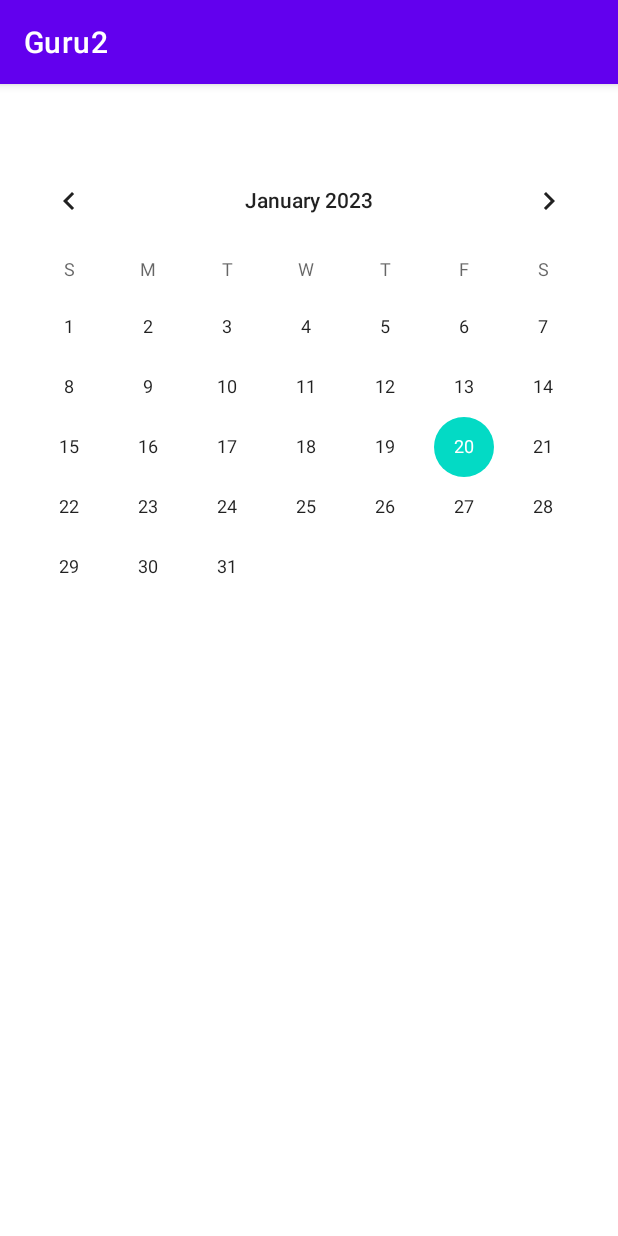
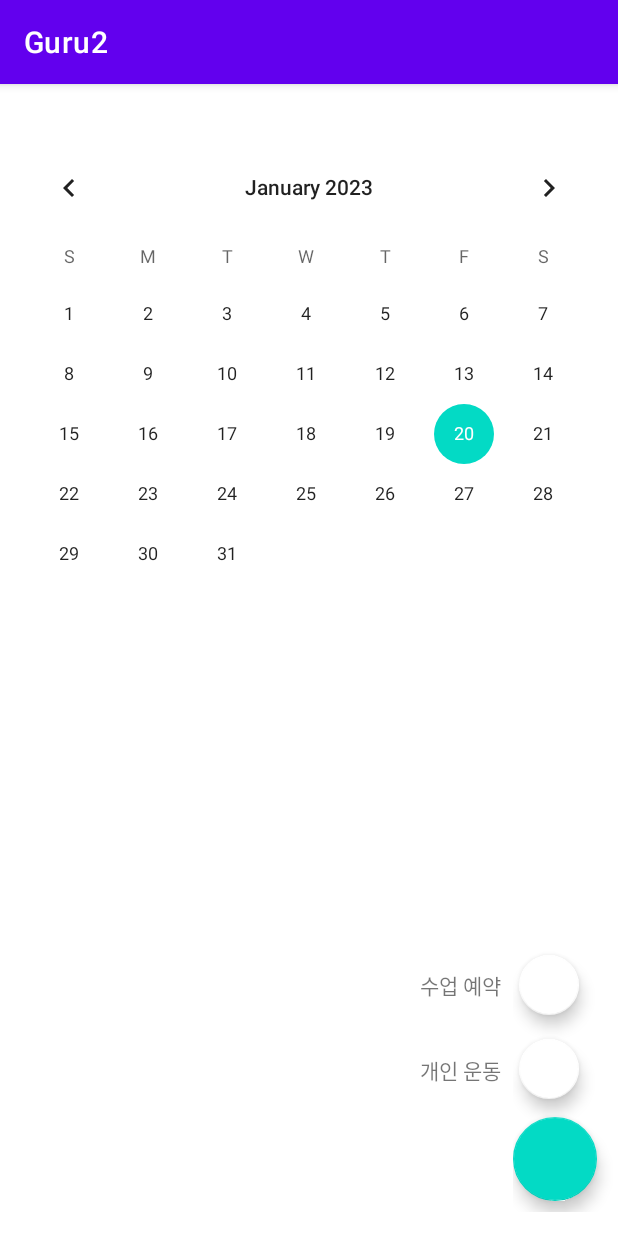
Before and after one commit to limce106/Guru2-Wefit, an Android app: the schedule screen opened directly, with no data from a screen before it, on a phone screen of 412 x 824 dp. Run offline under Robolectric (Android 15) with nearby library versions, the phone set to English and light mode, and no system bars.

Commit message:
캘린더 삽입 및 오류 수정

```diff
--- a/app/src/main/res/layout/activity_exercise_rec_main.xml
+++ b/app/src/main/res/layout/activity_exercise_rec_main.xml
@@ -4,7 +4,7 @@
     xmlns:tools="http://schemas.android.com/tools"
     android:layout_width="match_parent"
     android:layout_height="match_parent"
-    tools:context=".ExerciseRecordMain">
+    tools:context=".ExerciseRec_main">
 
     <androidx.viewpager.widget.ViewPager
         android:id="@+id/viewpager"
--- a/app/src/main/res/layout/activity_schedule.xml
+++ b/app/src/main/res/layout/activity_schedule.xml
@@ -6,10 +6,76 @@
     android:layout_height="match_parent"
     tools:context=".schedule">
 
+    <TextView
+        android:id="@+id/tv_mealRecord3"
+        android:layout_width="wrap_content"
+        android:layout_height="wrap_content"
+        android:layout_marginEnd="8dp"
+        android:layout_marginBottom="100dp"
+        android:text="개인 운동"
+        app:layout_constraintBottom_toBottomOf="parent"
+        app:layout_constraintEnd_toStartOf="@+id/linearLayout" />
+
+    <TextView
+        android:id="@+id/tv_mealRecord4"
+        android:layout_width="wrap_content"
+        android:layout_height="wrap_content"
+        android:layout_marginEnd="8dp"
+        android:layout_marginBottom="35dp"
+        android:text="수업 예약"
+        app:layout_constraintBottom_toTopOf="@+id/tv_mealRecord3"
+        app:layout_constraintEnd_toStartOf="@+id/linearLayout" />
+
+    <LinearLayout
+        android:id="@+id/linearLayout"
+        android:layout_width="70dp"
+        android:layout_height="183dp"
+        android:layout_marginBottom="16dp"
+        android:baselineAligned="false"
+        android:orientation="vertical"
+        android:paddingLeft="0dp"
+        android:paddingBottom="0dp"
+        android:textAlignment="center"
+        app:layout_constraintBottom_toBottomOf="parent"
+        app:layout_constraintEnd_toEndOf="parent">
+
+        <com.google.android.material.floatingactionbutton.FloatingActionButton
+            android:id="@+id/fab_exercise"
+            android:layout_width="wrap_content"
+            android:layout_height="wrap_content"
+            android:layout_marginTop="8dp"
+            android:clickable="true"
+            android:contentDescription="운동 기록"
+            android:paddingLeft="0dp"
+            app:backgroundTint="#FFFFFF"
+            app:fabSize="mini" />
+
+        <com.google.android.material.floatingactionbutton.FloatingActionButton
+            android:id="@+id/fab_meal"
+            android:layout_width="wrap_content"
+            android:layout_height="wrap_content"
+            android:layout_marginTop="8dp"
+            android:clickable="true"
+            android:contentDescription="식단 기록"
+            android:paddingLeft="10dp"
+            app:backgroundTint="#FFFFFF"
+            app:fabSize="mini" />
+
+        <com.google.android.material.floatingactionbutton.FloatingActionButton
+            android:id="@+id/fab_add"
+            android:layout_width="wrap_content"
+            android:layout_height="wrap_content"
+            android:layout_marginTop="8dp"
+            android:clickable="true"
+            android:contentDescription="추가하기" />
+
+    </LinearLayout>
+
     <CalendarView
+        android:id="@+id/cal"
         android:layout_width="match_parent"
         android:layout_height="wrap_content"
-        android:layout_marginTop="44dp"
+        android:layout_marginTop="35dp"
         android:layout_marginBottom="1dp"
         app:layout_constraintBottom_toBottomOf="parent"
         app:layout_constraintEnd_toEndOf="parent"
--- a/app/src/main/res/layout/fragment_exercise_re_frag.xml
+++ b/app/src/main/res/layout/fragment_exercise_re_frag.xml
@@ -4,7 +4,7 @@
     xmlns:tools="http://schemas.android.com/tools"
     android:layout_width="match_parent"
     android:layout_height="match_parent"
-    tools:context=".schedule">
+    tools:context=".ExerciseRe_frag">
 
     <FrameLayout
         android:id="@+id/exerciseRecordContainer"
```
